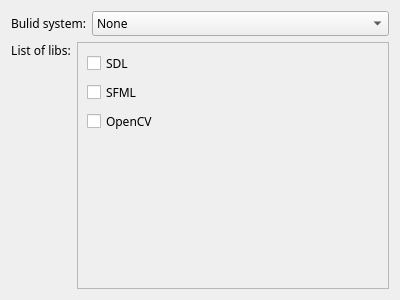
Notidman/Dollar, file formcpplanguage.ui: the form before one commit.
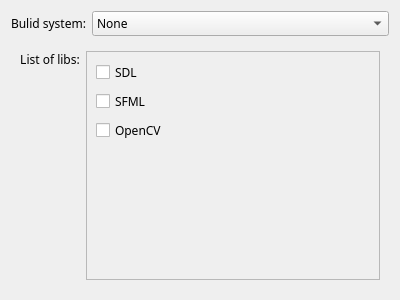
The form after the commit.

Diff of the .ui file:
```diff
--- a/formcpplanguage.ui
+++ b/formcpplanguage.ui
@@ -59,7 +59,8 @@
     </layout>
    </item>
    <item row="2" column="0">
-    <layout class="QHBoxLayout" name="horizontalLayout_2">
+    <widget class="QWidget" name="widget" native="true">
+     <layout class="QHBoxLayout" name="horizontalLayout_3">
      <item>
       <widget class="QLabel" name="label_2">
        <property name="text">
@@ -95,8 +96,8 @@
          <rect>
           <x>0</x>
           <y>0</y>
-          <width>278</width>
-          <height>247</height>
+           <width>262</width>
+           <height>231</height>
          </rect>
         </property>
         <layout class="QVBoxLayout" name="verticalLayout">
@@ -139,6 +140,7 @@
       </widget>
      </item>
     </layout>
+    </widget>
    </item>
   </layout>
  </widget>
```
Left out of the diff: 5 changed lines with no effect on the pictures. Lines whose indentation alone changed are shown as unchanged.
